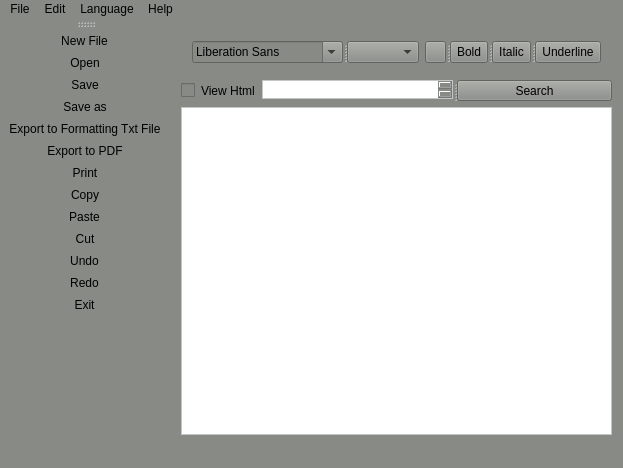
Before: the Qt Designer form src/mainwindow.ui in ZeroDot1/Clevit, drawn with Qt 5.
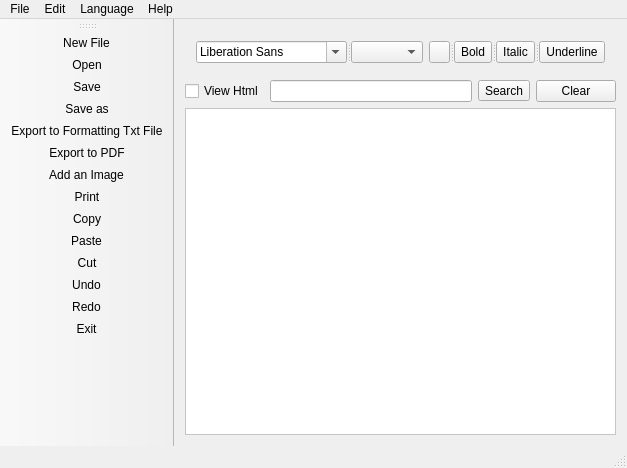
After: the same form once the commit is applied. Icons and pictures are not drawn.

Commit message:
* Added a new option: Add and image option
* Added a clear button to clear the highlight found words

Patch:
```diff
--- a/src/mainwindow.ui
+++ b/src/mainwindow.ui
@@ -18,8 +18,7 @@
     <normaloff>:/icons/icons/icon.png</normaloff>:/icons/icons/icon.png</iconset>
   </property>
   <property name="styleSheet">
-   <string notr="true">background-color: rgb(136, 138, 133);
-border-bottom-color: rgb(204, 0, 0);</string>
+   <string notr="true"/>
   </property>
   <property name="locale">
    <locale language="English" country="UnitedStates"/>
@@ -149,21 +148,9 @@
        </widget>
       </item>
       <item>
-       <widget class="QSplitter" name="splitter_3">
-        <property name="orientation">
-         <enum>Qt::Horizontal</enum>
-        </property>
-        <widget class="QTextEdit" name="search_TextEdit">
-         <property name="maximumSize">
-          <size>
-           <width>191</width>
-           <height>19</height>
-          </size>
-         </property>
-         <property name="styleSheet">
-          <string notr="true">background-color: rgb(255, 255, 255);</string>
-         </property>
-        </widget>
+       <widget class="QLineEdit" name="search_TextEdit"/>
+      </item>
+      <item>
         <widget class="QToolButton" name="searchBtn">
          <property name="text">
           <string>Search</string>
@@ -172,6 +159,12 @@
           <bool>false</bool>
          </property>
         </widget>
+      </item>
+      <item>
+       <widget class="QPushButton" name="clearBtn">
+        <property name="text">
+         <string>Clear</string>
+        </property>
        </widget>
       </item>
      </layout>
@@ -247,6 +240,7 @@
    <addaction name="actionSave_as"/>
    <addaction name="actionExport_to_Formatting_Txt_File"/>
    <addaction name="actionExport_to_PDF"/>
+   <addaction name="actionAdd_an_Image"/>
    <addaction name="actionPrint"/>
    <addaction name="actionCopy"/>
    <addaction name="actionPaste"/>
@@ -424,6 +418,15 @@
     <string>Ctrl+P</string>
    </property>
   </action>
+  <action name="actionAdd_an_Image">
+   <property name="icon">
+    <iconset resource="icons.qrc">
+     <normaloff>:/icons/icons/Image.png</normaloff>:/icons/icons/Image.png</iconset>
+   </property>
+   <property name="text">
+    <string>Add an Image</string>
+   </property>
+  </action>
  </widget>
  <layoutdefault spacing="6" margin="11"/>
  <resources>
```
Left out of the diff: 1 changed line with no effect on the pictures. Lines whose indentation alone changed are shown as unchanged. The commit also changes 4 other files.
